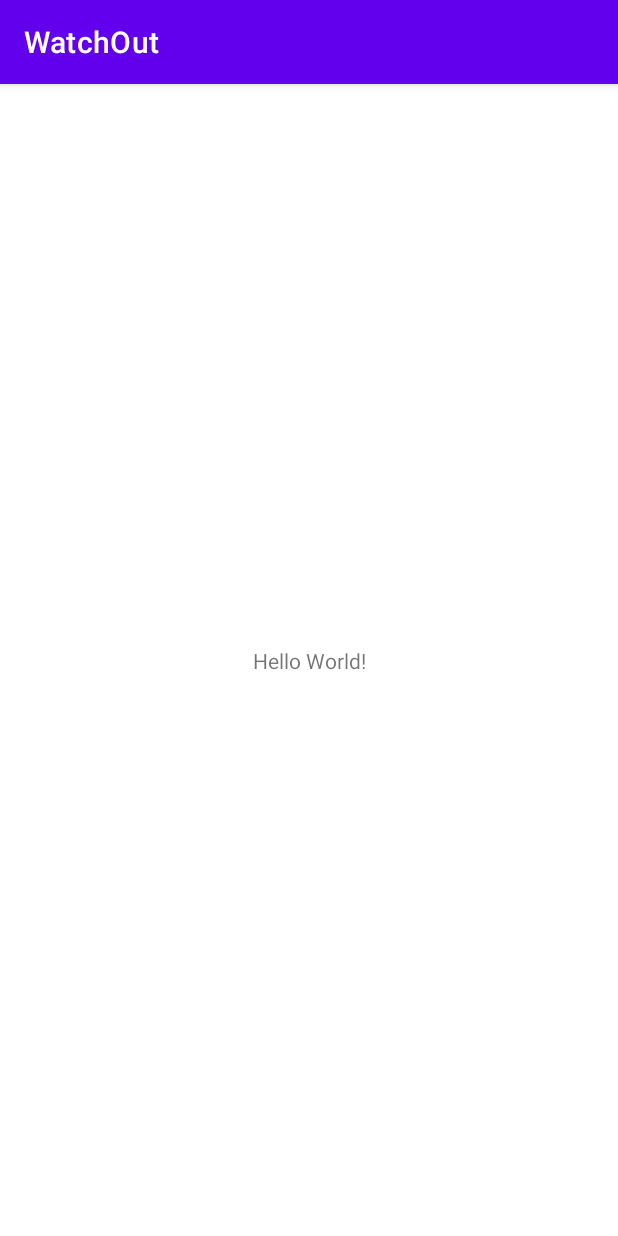
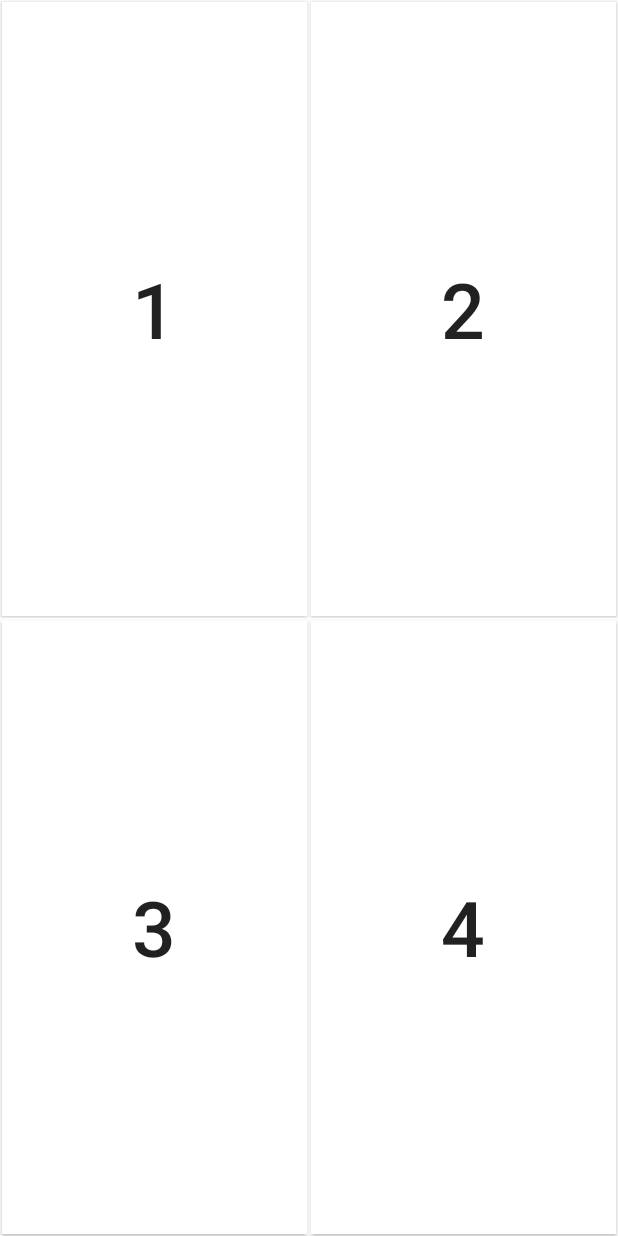
Before and after one commit to Kimyeongsan/WatchOut, an Android app: the screen it shows after launch (MainActivity), on a phone screen of 412 x 824 dp. Run offline under Robolectric (Android 15) with nearby library versions, the phone set to English and light mode, and no system bars.

Commit message:
Loading 화면, Main 화면 추가
이미지 추가 및 Main 화면 버튼 분할 완료

```diff
--- a/app/src/main/AndroidManifest.xml
+++ b/app/src/main/AndroidManifest.xml
@@ -9,7 +9,8 @@
         android:roundIcon="@mipmap/ic_launcher_round"
         android:supportsRtl="true"
         android:theme="@style/Theme.WatchOut">
-        <activity android:name=".MainActivity">
+        <activity android:name=".MainActivity"/>
+        <activity android:name=".LoadingActivity">
             <intent-filter>
                 <action android:name="android.intent.action.MAIN" />
 
--- /dev/null
+++ b/app/src/main/java/com/example/watchout/LoadingActivity.java
@@ -0,0 +1,24 @@
+package com.example.watchout;
+
+import android.content.Intent;
+import android.os.Bundle;
+import android.os.Handler;
+
+import androidx.appcompat.app.AppCompatActivity;
+
+public class LoadingActivity extends AppCompatActivity {
+    @Override
+    protected void onCreate(Bundle savedInstanceState) {
+        super.onCreate(savedInstanceState);
+        setContentView(R.layout.activity_loading);
+        getSupportActionBar().hide();
+        Handler handler = new Handler();
+        handler.postDelayed(new Runnable() {
+            @Override
+            public void run() {
+                startActivity(new Intent(LoadingActivity.this,MainActivity.class));
+                finish();
+            }
+        }, 2000);
+    }
+}
--- a/app/src/main/java/com/example/watchout/MainActivity.java
+++ b/app/src/main/java/com/example/watchout/MainActivity.java
@@ -10,5 +10,6 @@ public class MainActivity extends AppCompatActivity {
     protected void onCreate(Bundle savedInstanceState) {
         super.onCreate(savedInstanceState);
         setContentView(R.layout.activity_main);
+        getSupportActionBar().hide();
     }
 }
--- /dev/null
+++ b/app/src/main/res/layout/activity_loading.xml
@@ -0,0 +1,14 @@
+<?xml version="1.0" encoding="utf-8"?>
+<LinearLayout
+    xmlns:android="http://schemas.android.com/apk/res/android"
+    android:layout_width="match_parent"
+    android:layout_height="match_parent"
+    android:layout_centerInParent="true"
+    android:gravity="center_vertical|center_horizontal">
+    <ImageView
+        android:layout_width="320dp"
+        android:layout_height="300dp"
+        android:layout_marginLeft="10dp"
+        android:background="@drawable/image_logo">
+    </ImageView>
+</LinearLayout>
--- a/app/src/main/res/layout/activity_main.xml
+++ b/app/src/main/res/layout/activity_main.xml
@@ -1,18 +1,64 @@
 <?xml version="1.0" encoding="utf-8"?>
-<androidx.constraintlayout.widget.ConstraintLayout xmlns:android="http://schemas.android.com/apk/res/android"
-    xmlns:app="http://schemas.android.com/apk/res-auto"
+<LinearLayout xmlns:android="http://schemas.android.com/apk/res/android"
     xmlns:tools="http://schemas.android.com/tools"
     android:layout_width="match_parent"
     android:layout_height="match_parent"
+    android:orientation="vertical"
     tools:context=".MainActivity">
 
-    <TextView
-        android:layout_width="wrap_content"
-        android:layout_height="wrap_content"
-        android:text="Hello World!"
-        app:layout_constraintBottom_toBottomOf="parent"
-        app:layout_constraintLeft_toLeftOf="parent"
-        app:layout_constraintRight_toRightOf="parent"
-        app:layout_constraintTop_toTopOf="parent" />
+    <LinearLayout
+        android:layout_width="match_parent"
+        android:layout_height="match_parent"
+        android:layout_weight="1"
+        android:orientation="horizontal">
 
-</androidx.constraintlayout.widget.ConstraintLayout>
+        <android.widget.Button
+            android:id="@+id/btn_Top_left"
+            android:layout_width="match_parent"
+            android:layout_height="match_parent"
+            android:layout_weight="1"
+            android:layout_margin="1dp"
+            android:background="@color/white"
+            android:text="@string/main_button_Top_Left"
+            android:textSize="51sp"/>
+
+        <android.widget.Button
+            android:id="@+id/btn_Top_Right"
+            android:layout_width="match_parent"
+            android:layout_height="match_parent"
+            android:layout_weight="1"
+            android:layout_margin="1dp"
+            android:background="@color/white"
+            android:text="@string/main_button_Top_Right"
+            android:textSize="51sp"/>
+
+    </LinearLayout>
+
+    <LinearLayout
+        android:layout_width="match_parent"
+        android:layout_height="match_parent"
+        android:orientation="horizontal"
+        android:layout_weight="1">
+
+        <android.widget.Button
+            android:id="@+id/btn_Bottom_Right"
+            android:layout_width="match_parent"
+            android:layout_height="match_parent"
+            android:layout_weight="1"
+            android:layout_margin="1dp"
+            android:background="@color/white"
+            android:text="@string/main_button_Bottom_Left"
+            android:textSize="51sp" />
+
+        <android.widget.Button
+            android:id="@+id/btn_Bottom_Left"
+            android:layout_width="match_parent"
+            android:layout_height="match_parent"
+            android:layout_weight="1"
+            android:layout_margin="1dp"
+            android:background="@color/white"
+            android:text="@string/main_button_Bottom_Right"
+            android:textSize="51sp"/>
+
+    </LinearLayout>
+</LinearLayout>
--- a/app/src/main/res/values/strings.xml
+++ b/app/src/main/res/values/strings.xml
@@ -1,3 +1,8 @@
 <resources>
     <string name="app_name">WatchOut</string>
+
+    <string name="main_button_Top_Left">1</string>
+    <string name="main_button_Top_Right">2</string>
+    <string name="main_button_Bottom_Left">3</string>
+    <string name="main_button_Bottom_Right">4</string>
 </resources>
```
Also changed, not shown: app/src/main/res/drawable/image_logo.png (added).
